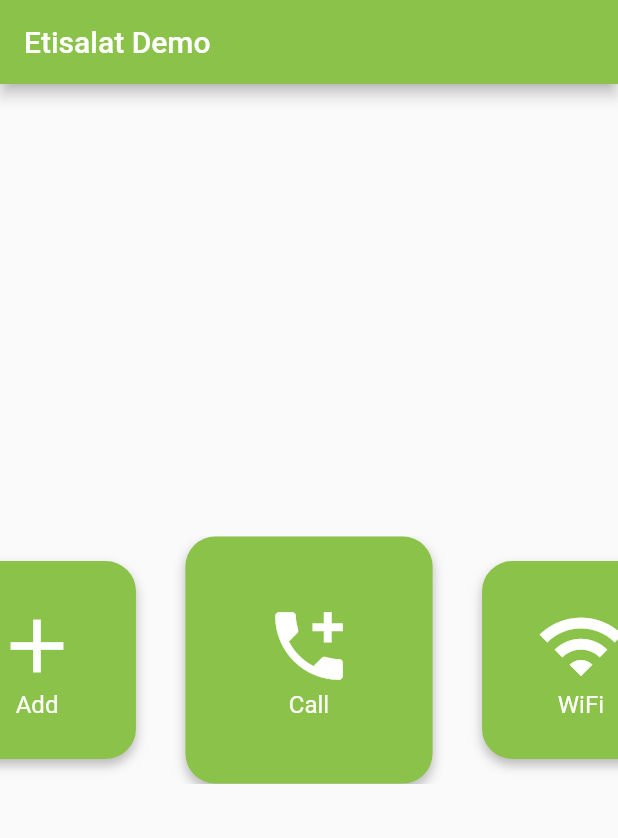
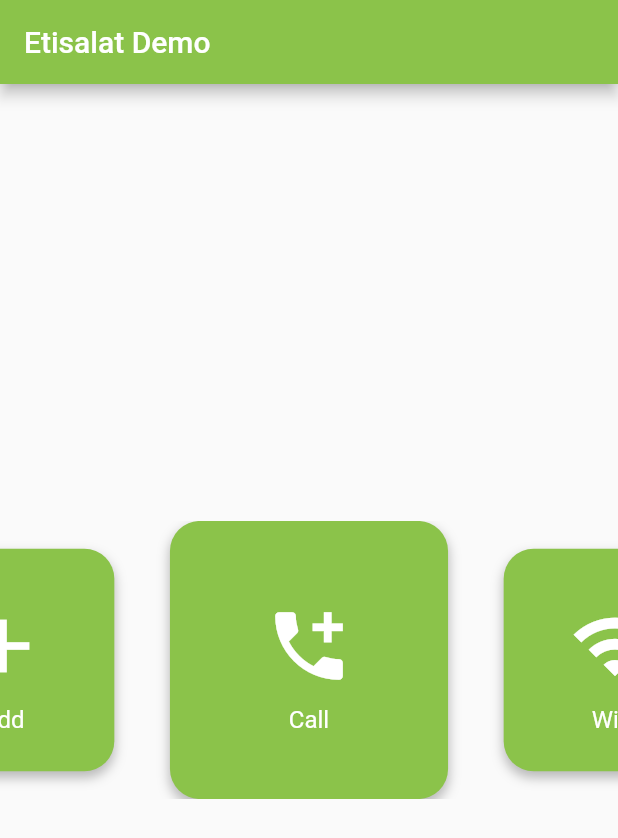
Before and after one commit to abdelrahmanbonna/EtisalatTestApp, a Flutter app: the screen it shows after launch, on a phone screen of 412 x 824 dp. Shown: the top 838 px of the screen. Run offline on Flutter 3.47's test engine with Material 2 defaults, Android fonts, the phone set to English and light mode, and no system bars.

Commit message:
edits in sizes

```diff
--- a/lib/horizontal_card_pager.dart
+++ b/lib/horizontal_card_pager.dart
@@ -50,9 +50,9 @@
   Widget build(BuildContext context) {
     return LayoutBuilder(builder: (context, constraints) {
       double viewWidth = constraints.maxWidth;
-      double viewHeight = viewWidth * 0.4; //TODO here is the sizes
+      double viewHeight = viewWidth / 2; //TODO here is the sizes
 
-      double cardMaxWidth = viewHeight;
+      double cardMaxWidth = viewHeight * 0.9;
       double cardMaxHeight = cardMaxWidth;
 
       return GestureDetector(
@@ -73,8 +73,7 @@
 
               if (selectedIndex == 2) {
                 if (widget.onSelectedItem != null) {
-                  Future(
-                      () => widget.onSelectedItem(_currentPosition.round()));
+                  Future(() => widget.onSelectedItem(_currentPosition.round()));
                 }
               } else if (selectedIndex >= 0) {
                 int goToPage = _currentPosition.toInt() + selectedIndex - 2;
@@ -167,6 +166,8 @@
         return basePosition - (cardMaxWidth * 1.1) * diffAbs;
       } else {
         return basePosition + (cardMaxWidth * 1.1) * diffAbs;
+
+        ///Cards get over cards
       }
     } else if (diffAbs > 1.0 && diffAbs < 2.0) {
       if (diff >= 0) {
@@ -300,9 +301,7 @@
   if (diff >= 0.0 && diff < 1.0) {
     return cardMaxWidth - cardMaxWidth * (1 / 5) * ((diff - diff.floor()));
   } else if (diff >= 1.0 && diff < 2.0) {
-    return cardMaxWidth -
-        cardMaxWidth * (1 / 5) -
-        10 * ((diff - diff.floor()));
+    return cardMaxWidth - cardMaxWidth * (1 / 5) - 10 * ((diff - diff.floor()));
   } else if (diff >= 2.0 && diff < 3.0) {
     final size = cardMaxWidth -
         cardMaxWidth * (1 / 5) -
--- a/lib/main.dart
+++ b/lib/main.dart
@@ -65,11 +65,16 @@
         title: "File",
         icon: Icons.attach_file,
         iconSize: 60,
+        color: Colors.amber,
+        textColor: Colors.black,
+        iconColor: Colors.black,
+        fontSize: 25,
       ),
       MenuCardItem(
         title: "Air Play",
         icon: Icons.airplay,
         iconSize: 60,
+        color: Colors.blueAccent,
       ),
     ];
 
--- a/lib/widgets/card_item.dart
+++ b/lib/widgets/card_item.dart
@@ -144,10 +144,13 @@
           children: [
             Flexible(
               flex: 2,
-              child: Icon(
-                this.icon,
-                size: iconSize,
-                color: iconColor,
+              child: Padding(
+                padding: const EdgeInsets.all(10),
+                child: Icon(
+                  this.icon,
+                  size: iconSize,
+                  color: iconColor,
+                ),
               ),
             ),
             Flexible(
```
